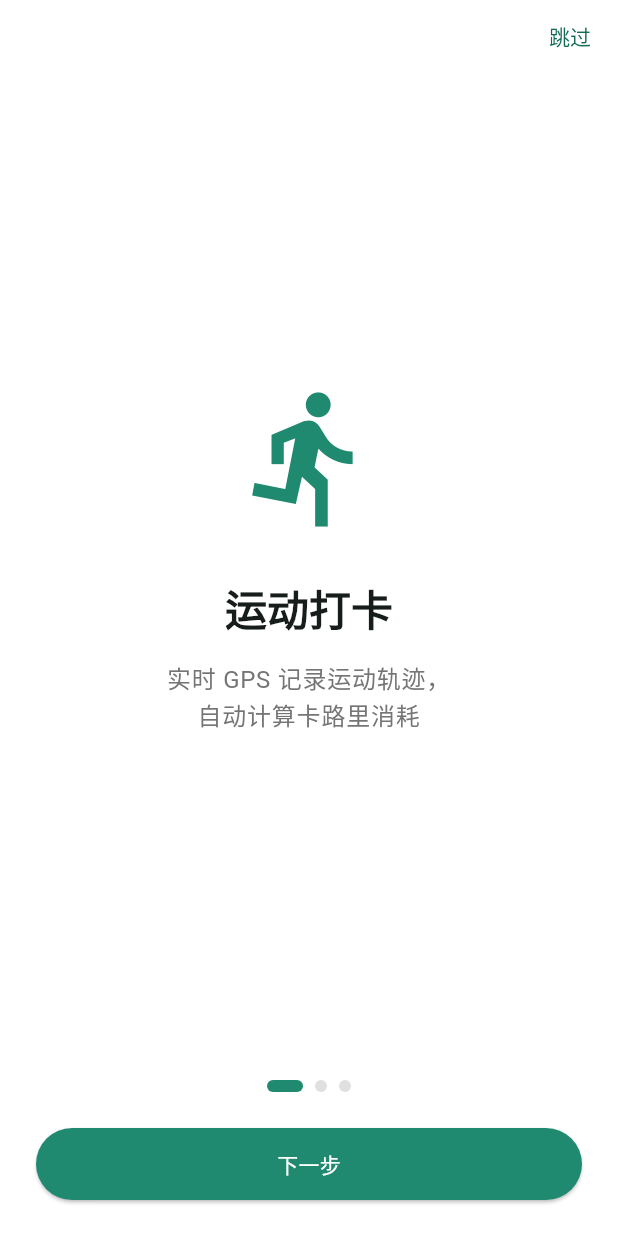
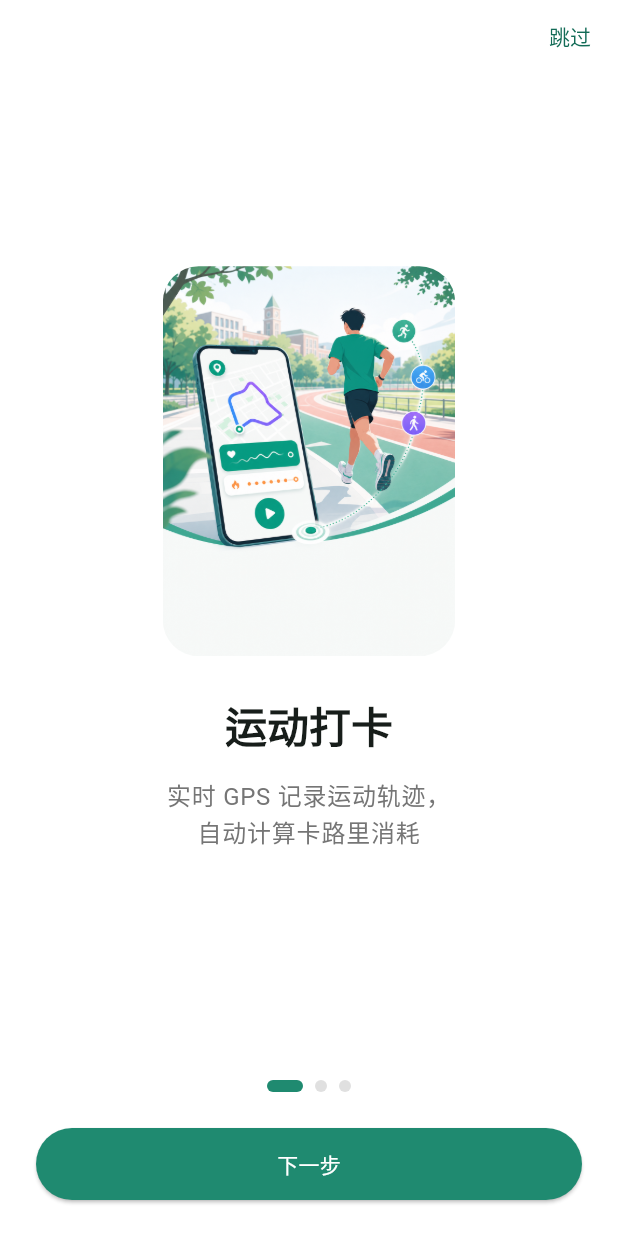
Before and after one commit to chenxl6822/FitLoop, a Flutter app: the screen it shows after launch, on a phone screen of 412 x 824 dp. Run offline on Flutter 3.47's test engine with Material 3 defaults, Android fonts, the phone set to English and light mode, and no system bars; our stand-ins replace fl_chart, flutter_local_notifications, geolocator, image_picker, pedometer, shared_preferences and 1 more; accounts and stored records are empty.

Commit message:
feat(mobile): add generated visual assets

```diff
--- /dev/null
+++ b/mobile/lib/fitloop_assets.dart
@@ -0,0 +1,15 @@
+class FitLoopAssets {
+  const FitLoopAssets._();
+
+  static const appIcon = 'assets/ai_generated/fitloop_app_icon.png';
+  static const splashLogo = 'assets/ai_generated/fitloop_splash_logo.png';
+  static const onboardingCheckin = 'assets/ai_generated/onboarding_checkin.png';
+  static const onboardingStats = 'assets/ai_generated/onboarding_stats.png';
+  static const onboardingSocial = 'assets/ai_generated/onboarding_social.png';
+  static const defaultAvatar = 'assets/ai_generated/default_avatar.png';
+  static const readmeHero = 'assets/ai_generated/readme_hero_mockup.png';
+  static const sportIconSheet = 'assets/ai_generated/sport_icon_sheet.png';
+  static const emptyRecords = 'assets/ai_generated/empty_state_records.png';
+  static const photoCheckinPlaceholder =
+      'assets/ai_generated/photo_checkin_placeholder.png';
+}
--- a/mobile/lib/onboarding_screen.dart
+++ b/mobile/lib/onboarding_screen.dart
@@ -1,4 +1,6 @@
 import 'package:flutter/material.dart';
+
+import 'fitloop_assets.dart';
 
 class OnboardingScreen extends StatefulWidget {
   const OnboardingScreen({super.key, required this.onComplete});
@@ -14,17 +16,17 @@ class _OnboardingScreenState extends State<OnboardingScreen> {
 
   final List<_OnboardingPage> _pages = const [
     _OnboardingPage(
-      icon: Icons.directions_run,
+      imageAsset: FitLoopAssets.onboardingCheckin,
       title: '运动打卡',
       description: '实时 GPS 记录运动轨迹，\n自动计算卡路里消耗',
     ),
     _OnboardingPage(
-      icon: Icons.bar_chart,
+      imageAsset: FitLoopAssets.onboardingStats,
       title: '数据统计',
       description: '查看每周运动趋势、\n体重变化曲线',
     ),
     _OnboardingPage(
-      icon: Icons.people,
+      imageAsset: FitLoopAssets.onboardingSocial,
       title: '社交激励',
       description: '与好友PK排行榜、互相督促，\n让运动更有趣',
     ),
@@ -81,9 +83,15 @@ class _OnboardingScreenState extends State<OnboardingScreen> {
                     child: Column(
                       mainAxisAlignment: MainAxisAlignment.center,
                       children: [
-                        Icon(page.icon,
-                            size: 100, color: const Color(0xFF1F8A70)),
-                        const SizedBox(height: 32),
+                        ClipRRect(
+                          borderRadius: BorderRadius.circular(24),
+                          child: Image.asset(
+                            page.imageAsset,
+                            height: 260,
+                            fit: BoxFit.contain,
+                          ),
+                        ),
+                        const SizedBox(height: 28),
                         Text(
                           page.title,
                           style: Theme.of(context)
@@ -156,11 +164,11 @@ class _OnboardingScreenState extends State<OnboardingScreen> {
 
 class _OnboardingPage {
   const _OnboardingPage({
-    required this.icon,
+    required this.imageAsset,
     required this.title,
     required this.description,
   });
-  final IconData icon;
+  final String imageAsset;
   final String title;
   final String description;
 }
--- a/mobile/pubspec.yaml
+++ b/mobile/pubspec.yaml
@@ -26,3 +26,5 @@ dev_dependencies:
 
 flutter:
   uses-material-design: true
+  assets:
+    - assets/ai_generated/
```
Also changed, not shown: mobile/lib/main.dart (+99 -75 lines), mobile/lib/splash_screen.dart (+25 -5 lines), mobile/assets/ai_generated/default_avatar.png (added), mobile/assets/ai_generated/empty_state_records.png (added), mobile/assets/ai_generated/fitloop_app_icon.png (added), mobile/assets/ai_generated/fitloop_splash_logo.png (added), mobile/assets/ai_generated/onboarding_checkin.png (added), mobile/assets/ai_generated/onboarding_social.png (added), mobile/assets/ai_generated/onboarding_stats.png (added), mobile/assets/ai_generated/photo_checkin_placeholder.png (added), mobile/assets/ai_generated/readme_hero_mockup.png (added), mobile/assets/ai_generated/sport_icon_sheet.png (added), 2 other files.
